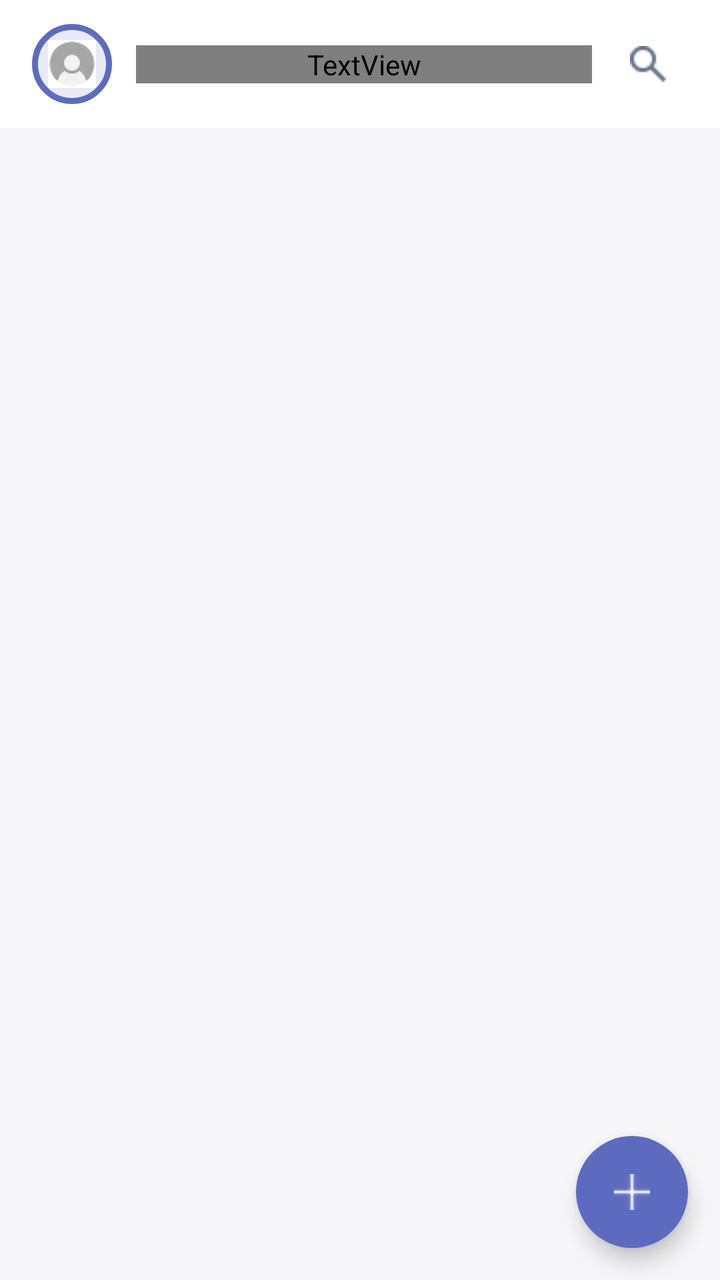
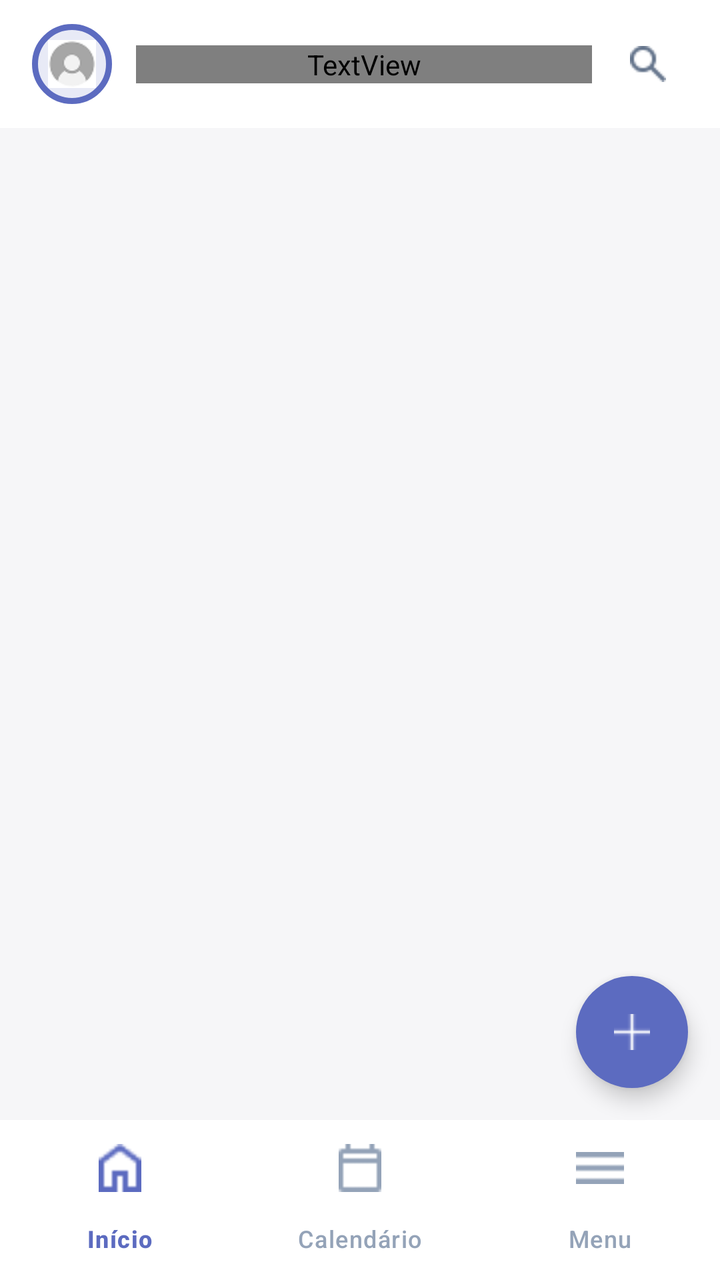

Screens rendered from an Android XML layout before and after an edit, with the pre-edit source and the edit as a unified diff.
<!-- AndroidManifest.xml: application theme Theme.SmartNotebook -->
<!-- res/layout/activity_minhas_materias.xml -->
<?xml version="1.0" encoding="utf-8"?>
<androidx.constraintlayout.widget.ConstraintLayout
    xmlns:android="http://schemas.android.com/apk/res/android"
    xmlns:app="http://schemas.android.com/apk/res-auto"
    android:layout_width="match_parent"
    android:layout_height="match_parent"
    android:background="@color/fundo_tela">

    
    <androidx.constraintlayout.widget.ConstraintLayout
        android:id="@+id/layoutHeader"
        android:layout_width="0dp"
        android:layout_height="64dp"
        android:background="@color/fundo_card"
        android:paddingHorizontal="16dp"
        app:layout_constraintEnd_toEndOf="parent"
        app:layout_constraintStart_toStartOf="parent"
        app:layout_constraintTop_toTopOf="parent">

        
        <ImageView
            android:id="@+id/imgAvatar"
            android:layout_width="40dp"
            android:layout_height="40dp"
            android:background="@drawable/bg_avatar"
            android:padding="8dp"
            android:src="@drawable/ic_avatar_placeholder"
            app:layout_constraintBottom_toBottomOf="parent"
            app:layout_constraintStart_toStartOf="parent"
            app:layout_constraintTop_toTopOf="parent" />

        
        <TextView
            android:id="@+id/tvTitulo"
            android:layout_width="0dp"
            android:layout_height="wrap_content"
            android:layout_marginStart="12dp"
            android:text="Minhas Matérias"
            android:textColor="@color/texto_primario"
            android:textSize="18sp"
            android:textStyle="bold"
            android:fontFamily="@font/inter_medium"
            app:layout_constraintBottom_toBottomOf="parent"
            app:layout_constraintEnd_toStartOf="@id/btnBuscarHeader"
            android:layout_marginEnd="8dp"
            app:layout_constraintStart_toEndOf="@id/imgAvatar"
            app:layout_constraintTop_toTopOf="parent" />

        
        <ImageButton
            android:id="@+id/btnBuscarHeader"
            android:layout_width="40dp"
            android:layout_height="40dp"
            android:background="?attr/selectableItemBackgroundBorderless"
            android:src="@drawable/ic_buscar"
            android:tint="@color/texto_secundario"
            app:layout_constraintBottom_toBottomOf="parent"
            app:layout_constraintEnd_toEndOf="parent"
            app:layout_constraintTop_toTopOf="parent" />

    </androidx.constraintlayout.widget.ConstraintLayout>

    
    <androidx.recyclerview.widget.RecyclerView
        android:id="@+id/rvMaterias"
        android:layout_width="0dp"
        android:layout_height="0dp"
        android:layout_marginTop="12dp"
        android:paddingHorizontal="16dp"
        android:paddingBottom="16dp"
        android:clipToPadding="false"
        app:layout_constraintBottom_toBottomOf="parent"
        app:layout_constraintEnd_toEndOf="parent"
        app:layout_constraintStart_toStartOf="parent"
        app:layout_constraintTop_toBottomOf="@id/layoutHeader" />

    
    <com.google.android.material.floatingactionbutton.FloatingActionButton
        android:id="@+id/fabNovaMateria"
        android:layout_width="wrap_content"
        android:layout_height="wrap_content"
        android:layout_marginEnd="16dp"
        android:layout_marginBottom="16dp"
        android:src="@drawable/ic_add"
        app:fabSize="mini"
        app:maxImageSize="18dp"
        app:shapeAppearanceOverlay="@style/FABCircular"
        app:backgroundTint="@color/roxo_primario"
        app:tint="@color/fundo_card"
        app:layout_constraintBottom_toBottomOf="parent"
        app:layout_constraintEnd_toEndOf="parent" />

    
    

</androidx.constraintlayout.widget.ConstraintLayout>
<!-- resources referenced by this layout -->
<resources>
  <color name="fundo_card">#FFFFFF</color>
  <color name="fundo_tela">#F6F6F8</color>
  <color name="roxo_primario">#5C6BC0</color>
  <color name="texto_primario">#0F172A</color>
  <color name="texto_secundario">#64748B</color>
  <!-- drawable bg_avatar (drawable) -->
  <?xml version="1.0" encoding="utf-8"?>
  <shape xmlns:android="http://schemas.android.com/apk/res/android"
      android:shape="oval">
      <solid android:color="#E8EAF6" />
      <stroke android:width="3dp" android:color="#5C6BC0" />
  </shape>
  <!-- drawable ic_add: png bitmap (drawable, 209 bytes) -->
  <!-- drawable ic_avatar_placeholder: png bitmap (drawable, 1184 bytes) -->
  <!-- drawable ic_buscar: png bitmap (drawable, 564 bytes) -->
  <style name="FABCircular">
          <item name="cornerFamily">rounded</item>
          <item name="cornerSize">50%</item>
      </style>
  <style name="Theme.SmartNotebook" parent="Base.Theme.SmartNotebook" />
  <style name="Base.Theme.SmartNotebook" parent="Theme.Material3.DayNight.NoActionBar">
          
          
      </style>
</resources>

<!-- the commit's change to res/layout/activity_minhas_materias.xml (unified diff, before → after) -->
@@ -69,7 +69,7 @@
         android:paddingHorizontal="16dp"
         android:paddingBottom="16dp"
         android:clipToPadding="false"
-        app:layout_constraintBottom_toBottomOf="parent"
+        app:layout_constraintBottom_toTopOf="@id/bottomNav"
         app:layout_constraintEnd_toEndOf="parent"
         app:layout_constraintStart_toStartOf="parent"
         app:layout_constraintTop_toBottomOf="@id/layoutHeader" />
@@ -87,10 +87,20 @@
         app:shapeAppearanceOverlay="@style/FABCircular"
         app:backgroundTint="@color/roxo_primario"
         app:tint="@color/fundo_card"
-        app:layout_constraintBottom_toBottomOf="parent"
+        app:layout_constraintBottom_toTopOf="@id/bottomNav"
         app:layout_constraintEnd_toEndOf="parent" />
 
     
-    
+    <com.google.android.material.bottomnavigation.BottomNavigationView
+        android:id="@+id/bottomNav"
+        android:layout_width="0dp"
+        android:layout_height="wrap_content"
+        android:background="@color/fundo_card"
+        app:menu="@menu/menu_bottom_nav"
+        app:itemTextColor="@color/bottom_nav_color"
+        app:itemIconTint="@color/bottom_nav_color"
+        app:layout_constraintBottom_toBottomOf="parent"
+        app:layout_constraintEnd_toEndOf="parent"
+        app:layout_constraintStart_toStartOf="parent" />
 
 </androidx.constraintlayout.widget.ConstraintLayout>
